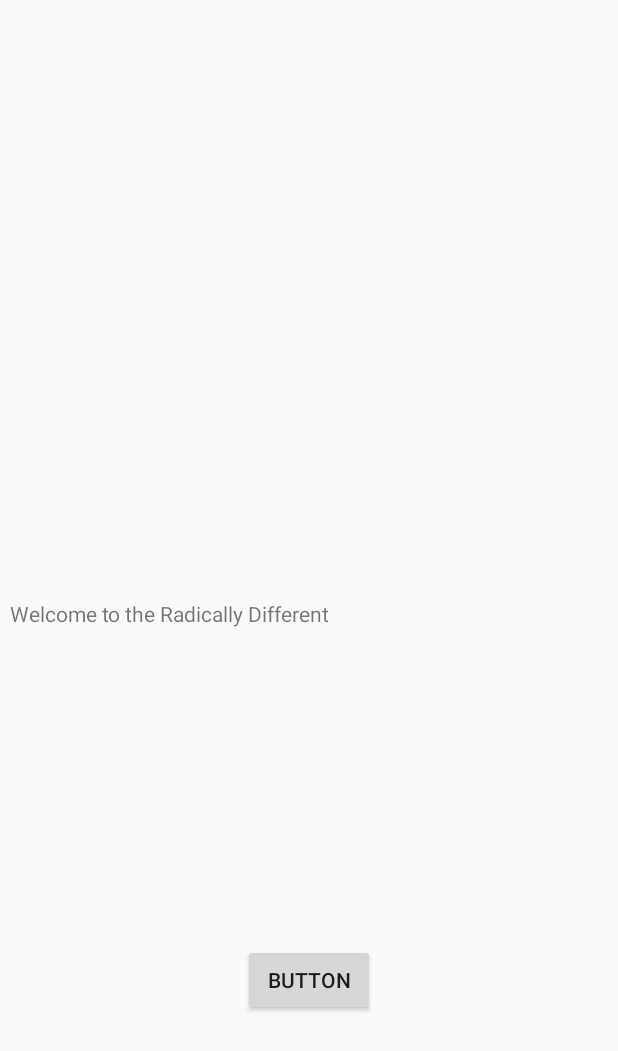
After one commit to ElizabethAChen/RadicallyDifferent, an Android app: the layout activity_app_intro.xml on its own in the app's theme, with its tools: preview values and no code run, on a phone screen of 412 x 824 dp. The commit adds this screen. Shown: the top 1051 px of the screen. Run offline under Robolectric (Android 15) with nearby library versions, the phone set to English and light mode, and no system bars.

Commit message:
A placeholder for the future project and any completions that occur along the way

```diff
--- a/app/src/main/AndroidManifest.xml
+++ b/app/src/main/AndroidManifest.xml
@@ -9,10 +9,11 @@
         android:roundIcon="@mipmap/ic_launcher_round"
         android:supportsRtl="true"
         android:theme="@style/AppTheme">
+
         <activity android:name=".MainActivity">
             <intent-filter>
                 <action android:name="android.intent.action.MAIN" />
-
+                    <activity android:name=".AppIntro"></activity>
                 <category android:name="android.intent.category.LAUNCHER" />
             </intent-filter>
         </activity>
--- /dev/null
+++ b/app/src/main/res/layout/activity_app_intro.xml
@@ -0,0 +1,31 @@
+<?xml version="1.0" encoding="utf-8"?>
+<androidx.constraintlayout.widget.ConstraintLayout xmlns:android="http://schemas.android.com/apk/res/android"
+    xmlns:app="http://schemas.android.com/apk/res-auto"
+    xmlns:tools="http://schemas.android.com/tools"
+    android:layout_width="match_parent"
+    android:layout_height="match_parent"
+    tools:context=".AppIntro">
+
+    <TextView
+        android:id="@+id/textView"
+        android:layout_width="399dp"
+        android:layout_height="26dp"
+        android:text="Welcome to the Radically Different"
+        app:layout_constraintBottom_toBottomOf="parent"
+        app:layout_constraintEnd_toEndOf="parent"
+        app:layout_constraintStart_toStartOf="parent"
+        app:layout_constraintTop_toTopOf="parent" />
+
+    <Button
+        android:id="@+id/button"
+        android:layout_width="wrap_content"
+        android:layout_height="wrap_content"
+        android:layout_marginTop="204dp"
+        android:text="Button"
+        app:layout_constraintBottom_toBottomOf="parent"
+        app:layout_constraintEnd_toEndOf="parent"
+        app:layout_constraintHorizontal_bias="0.499"
+        app:layout_constraintStart_toStartOf="parent"
+        app:layout_constraintTop_toBottomOf="@+id/textView"
+        app:layout_constraintVertical_bias="0.0" />
+</androidx.constraintlayout.widget.ConstraintLayout>
```
Also changed, not shown: app/src/main/java/com/kingbart/radicallydifferent/AppIntro.kt (added, +12 -0 lines), app/src/main/java/com/kingbart/radicallydifferent/MainActivity.kt (+17 -1 lines), app/src/main/res/anim/splash_in.xml (added, +16 -0 lines), app/src/main/res/anim/splash_out.xml (added, +16 -0 lines), app/src/main/res/layout/activity_main.xml (+6 -5 lines), app/src/main/res/drawable-v24/ic_launcher.png (renamed from app/src/main/res/mipmap-xxhdpi/ic_launcher.png).
